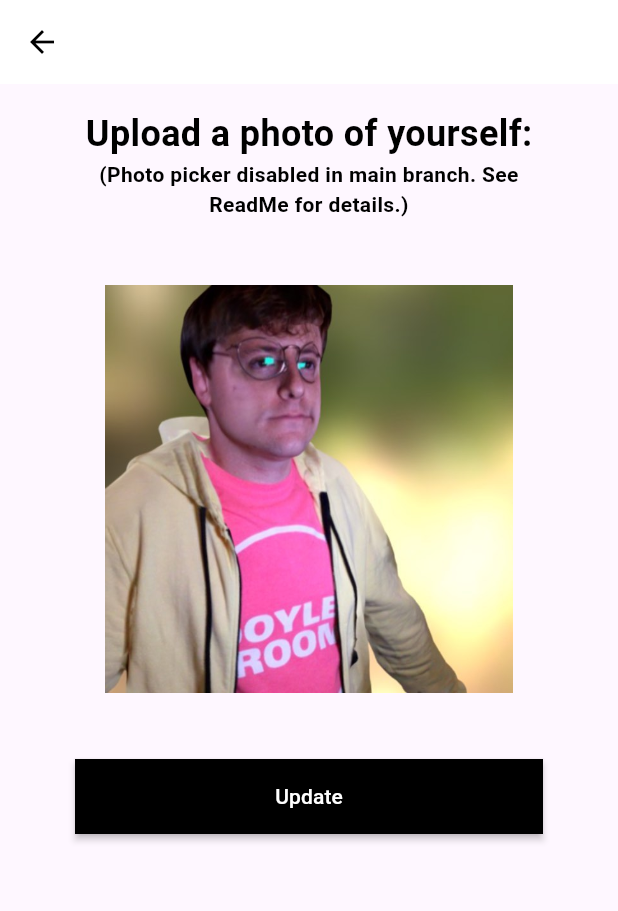
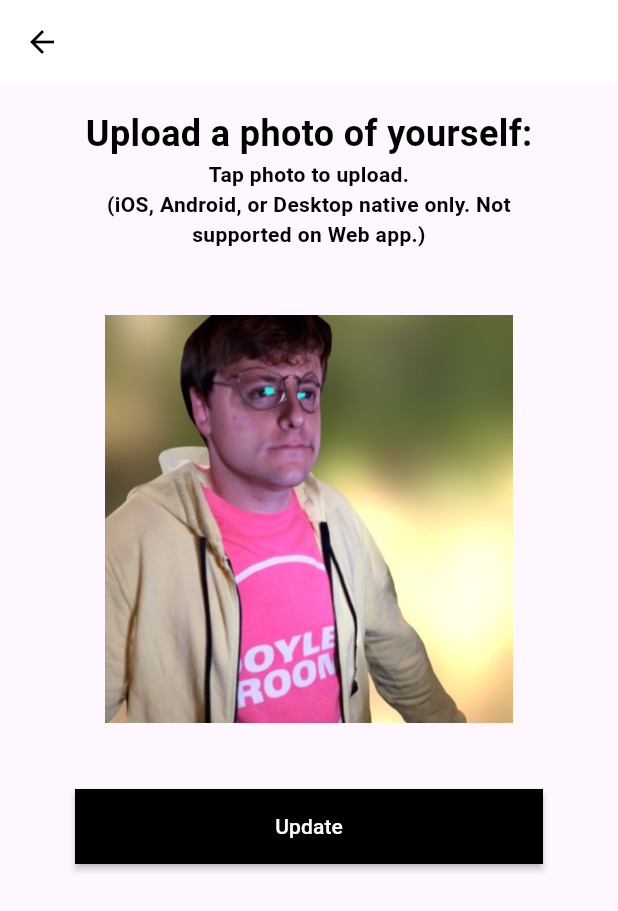
Before and after one commit to plungepool/ag_editprofile, a Flutter app: the HomePage screen opened directly, after a tap on the "edit" icon, on a phone screen of 412 x 824 dp. Shown: the top 911 px of the screen. Run offline on Flutter 3.47's test engine with Material 3 defaults, Android fonts, the phone set to English and light mode, and no system bars; our stand-ins replace image_picker.

Commit message:
Fixed photo picker

```diff
--- a/lib/model/user.dart
+++ b/lib/model/user.dart
@@ -1,6 +1,7 @@
 
 class User {
   String photo;
+  bool newPhotoFlag = false;
   String nameFirst;
   String nameLast;
   String phone;
--- a/lib/pages/edit_about.dart
+++ b/lib/pages/edit_about.dart
@@ -26,7 +26,7 @@ class EditAbout extends StatelessWidget {
               EditAboutTextHeader(),
               SizedBox(height: 10),
               AboutTextFields(),
-              SizedBox(height: 180),
+              SizedBox(height: 120),
               Center(child: UpdateButton())
             ],
           )),
--- a/lib/pages/edit_email.dart
+++ b/lib/pages/edit_email.dart
@@ -26,7 +26,7 @@ class EditEmail extends StatelessWidget {
               EditEmailTextHeader(),
               SizedBox(height: 10),
               EmailTextFields(),
-              SizedBox(height: 310),
+              SizedBox(height: 220),
               Center(child: UpdateButton())
             ],
           )),
--- a/lib/pages/edit_name.dart
+++ b/lib/pages/edit_name.dart
@@ -28,7 +28,7 @@ class EditName extends StatelessWidget {
               EditNameTextHeader(),
               SizedBox(height: 10),
               NameTextFields(),
-              SizedBox(height: 310),
+              SizedBox(height: 220),
               Center(child: UpdateButton())
             ],
           )),
--- a/lib/pages/edit_phone.dart
+++ b/lib/pages/edit_phone.dart
@@ -26,7 +26,7 @@ class EditPhone extends StatelessWidget {
               EditPhoneTextHeader(),
               SizedBox(height: 10),
               PhoneTextFields(),
-              SizedBox(height: 310),
+              SizedBox(height: 220),
               Center(child: UpdateButton())
             ],
           )),
--- a/lib/pages/edit_photo.dart
+++ b/lib/pages/edit_photo.dart
@@ -1,6 +1,7 @@
 import 'package:ag_editprofile/pages/home.dart';
 import 'package:flutter/material.dart';
 
+import 'package:image_picker/image_picker.dart';
 import 'dart:io';
 
 class EditPhoto extends StatelessWidget {
@@ -25,8 +26,6 @@ class EditPhoto extends StatelessWidget {
               Center(child: EditPhotoTextHeader()),
               SizedBox(height: 10),
               PhotoUploadField(),
-              SizedBox(height: 10),
-              Center(child: UpdateButton())
             ],
           )),
     );
@@ -51,7 +50,7 @@ class EditPhotoTextHeader extends StatelessWidget {
           ),
         ),
         Text(
-          '(Photo picker disabled in main branch. See ReadMe for details.)',
+          'Tap photo to upload.\n(iOS, Android, or Desktop native only. Not supported on Web app.)',
           textAlign: TextAlign.center,
           overflow: TextOverflow.visible,
           style: TextStyle(
@@ -74,38 +73,42 @@ class PhotoUploadField extends StatefulWidget {
 
 class _PhotoUploadFieldState extends State<PhotoUploadField> {
   File imageFile = File(HomePage.user.photo);
+  bool newImageSelected = false;
 
   @override
   Widget build(BuildContext context) {
-    return Row(
+    return Column(
       children: [
+        Row(children: [
           Flexible(
             child: Padding(
                 padding: const EdgeInsets.all(20.0),
                 child: GestureDetector(
+                  onTap: () async {
+                    final image = await ImagePicker()
+                        .pickImage(source: ImageSource.gallery);
+
+                    if (image == null) return;
+
+                    setState(() {
+                      imageFile = File(image.path);
+                      newImageSelected = true;
+                    });
+                  },
                   child: Container(
                     alignment: Alignment.center,
                     child: SizedBox(
-                      width: 300, height: 300, child: Image.asset(HomePage.user.photo)),
+                        width: 300,
+                        height: 300,
+                        child: newImageSelected
+                            ? Image.file(imageFile)
+                            : Image.asset(HomePage.user.photo)),
                   ),
                 )),
           )
-      ],
-    );
-  }
-}
-
-class UpdateButton extends StatefulWidget {
-  const UpdateButton({super.key});
-
-  @override
-  State<UpdateButton> createState() => _UpdateButtonState();
-}
-
-class _UpdateButtonState extends State<UpdateButton> {
-  @override
-  Widget build(BuildContext context) {
-    return ElevatedButton(
+        ]),
+        const SizedBox(height: 10),
+        ElevatedButton(
             style: ElevatedButton.styleFrom(
               backgroundColor: Colors.black,
               elevation: 2,
@@ -113,8 +116,14 @@ class _UpdateButtonState extends State<UpdateButton> {
               fixedSize: const Size(350, 50),
             ),
             onPressed: () {
+              setState(() {
+                HomePage.user.newPhotoFlag = true;
+                HomePage.user.photo = imageFile.path;
+              });
               Navigator.pop(context);
             },
-        child: const Text('Update', style: TextStyle(color: Colors.white)));
+            child: const Text('Update', style: TextStyle(color: Colors.white)))
+      ],
+    );
   }
 }
--- a/lib/pages/home.dart
+++ b/lib/pages/home.dart
@@ -1,5 +1,6 @@
 import 'package:flutter/material.dart';
 import 'dart:async';
+import 'dart:io';
 
 import 'edit_name.dart';
 import 'edit_phone.dart';
@@ -60,7 +61,9 @@ class _HomePageState extends State<HomePage> {
                 backgroundColor: blue,
                 child: CircleAvatar(
                   radius: 60,
-                  backgroundImage: AssetImage(backgroundImage),
+                  backgroundImage: HomePage.user.newPhotoFlag
+                      ? Image.file(File(backgroundImage)).image
+                      : AssetImage(backgroundImage),
                 ),
               ),
               Positioned(
--- a/pubspec.yaml
+++ b/pubspec.yaml
@@ -30,6 +30,7 @@ environment:
 dependencies:
   flutter:
     sdk: flutter
+  image_picker: ^1.0.4
 
 
   # The following adds the Cupertino Icons font to your application.
```
Also changed, not shown: pubspec.lock, 5 other files. Lines whose indentation alone changed are shown as unchanged.
